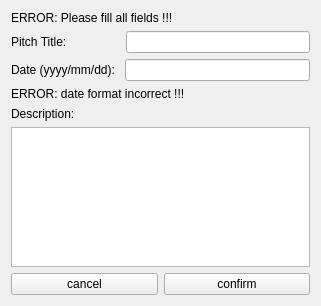
Before: the Qt Designer form SDDD/addpitch.ui in hux8/SDD-Project, drawn with Qt 5.
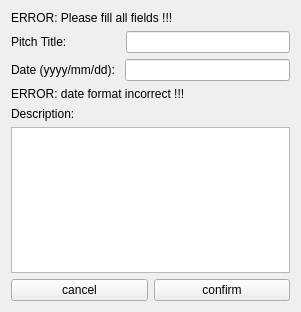
After: the same form once the commit is applied.

What changed in the file:
```diff
--- a/SDDD/addpitch.ui
+++ b/SDDD/addpitch.ui
@@ -6,8 +6,8 @@
    <rect>
     <x>0</x>
     <y>0</y>
-    <width>321</width>
-    <height>306</height>
+    <width>301</width>
+    <height>312</height>
    </rect>
   </property>
   <property name="windowTitle">
```
